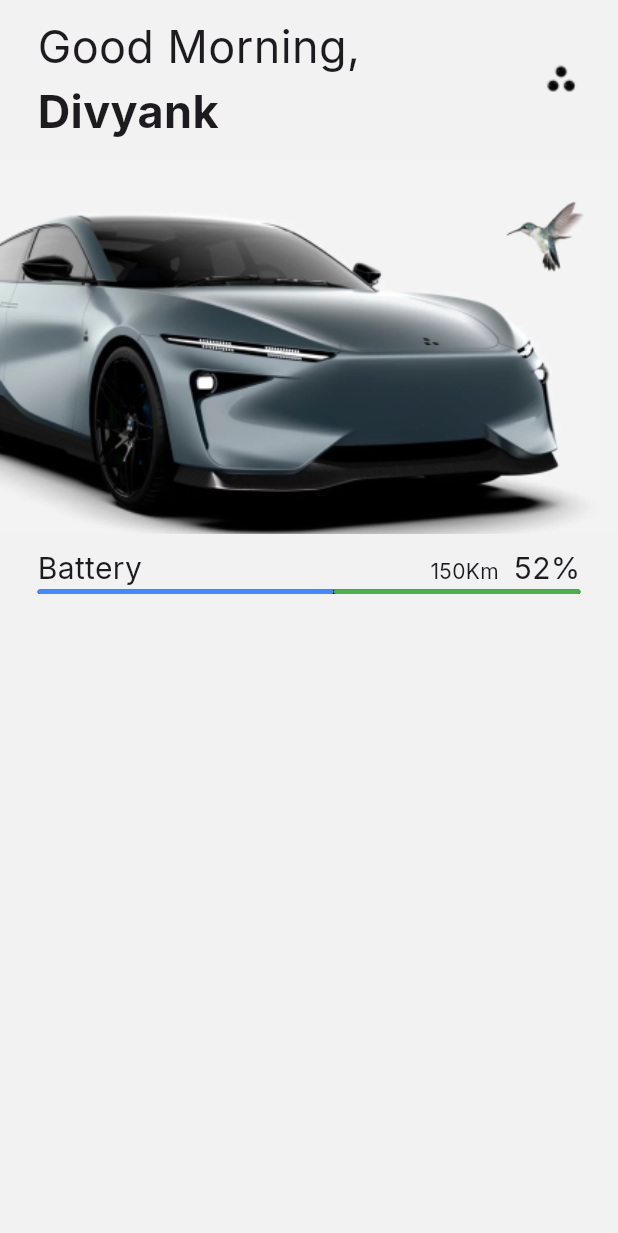
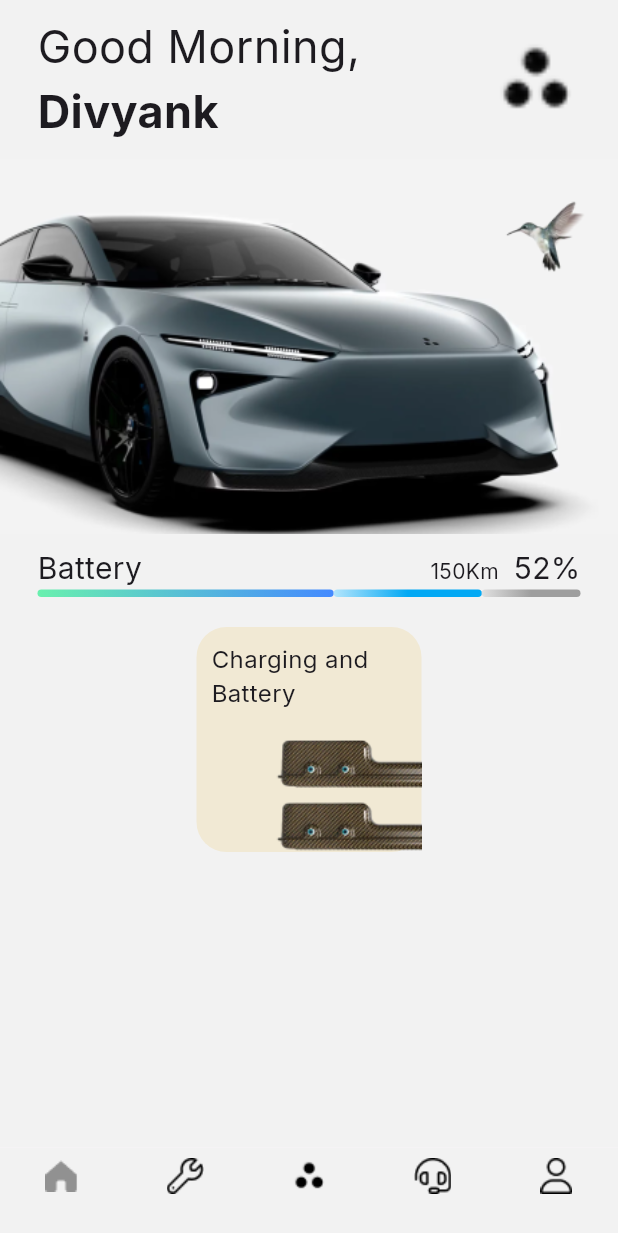
Before and after one commit to DivyankSisodia/EV_Car_Application, a Flutter app: the screen it shows after launch, on a phone screen of 412 x 824 dp. Shown: the top 1233 px of the screen. Run offline on Flutter 3.47's test engine with Material 3 defaults, Android fonts, the light colour scheme and no system bars; our stand-ins replace font_awesome_flutter, gap, google_fonts, iconsax.

Commit message:
bottomNavBar

```diff
--- /dev/null
+++ b/lib/bottom_nav_bar.dart
@@ -0,0 +1,88 @@
+import 'package:car_application/view/battery_page.dart';
+import 'package:car_application/view/home_screen.dart';
+import 'package:car_application/view/safety_page.dart';
+import 'package:flutter/cupertino.dart';
+import 'package:flutter/material.dart';
+import 'package:font_awesome_flutter/font_awesome_flutter.dart';
+import 'package:iconsax/iconsax.dart';
+
+import 'view/interior_page.dart';
+
+class CustomButtomNavbar extends StatefulWidget {
+  const CustomButtomNavbar({super.key});
+
+  @override
+  State<CustomButtomNavbar> createState() => _CustomButtomNavbarState();
+}
+
+class _CustomButtomNavbarState extends State<CustomButtomNavbar> {
+  int currentIndex = 0;
+
+  List<Widget> pages = [
+    const HomeScreen(),
+    const InteriorPage(),
+    const BatteryPage(),
+    const SafetySecurityPage(),
+  ];
+
+  @override
+  Widget build(BuildContext context) {
+    return Scaffold(
+      body: pages[currentIndex],
+      bottomNavigationBar: BottomNavigationBar(
+        type: BottomNavigationBarType.fixed,
+        elevation: 0,
+        backgroundColor: const Color.fromARGB(255, 242, 242, 242),
+        currentIndex: currentIndex,
+        onTap: (value) {
+          setState(() {
+            currentIndex = value;
+          });
+        },
+        items: [
+          BottomNavigationBarItem(
+            icon: currentIndex == 0
+                ? Image.asset(
+                    'assets/icons/Primary.png',
+                  )
+                : Image.asset(
+                    'assets/icons/house.png',
+                  ),
+            label: '',
+          ),
+          BottomNavigationBarItem(
+            icon: currentIndex == 1
+                ? Image.asset(
+                    'assets/icons/selected_wrench.png',
+                  )
+                : Image.asset(
+                    'assets/icons/wrench.png',
+                  ),
+            label: '',
+          ),
+          BottomNavigationBarItem(
+            icon: Image.asset(
+              'assets/icons/logo1.png',
+              color: currentIndex == 2 ? Colors.black : Colors.black,
+            ),
+            label: '',
+          ),
+          BottomNavigationBarItem(
+            icon: Image.asset(
+              'assets/icons/headset.png',
+              color: currentIndex == 3 ? Colors.black : Colors.black,
+            ),
+            label: '',
+          ),
+          BottomNavigationBarItem(
+            icon: Image.asset(
+              'assets/icons/User.png',
+              color: currentIndex == 4 ? Colors.black : Colors.black,
+            ),
+            label: '',
+          ),
+        ],
+      ),
+    );
+  }
+}
--- a/lib/main.dart
+++ b/lib/main.dart
@@ -1,3 +1,4 @@
+import 'package:car_application/bottom_nav_bar.dart';
 import 'package:flutter/material.dart';
 
 import 'view/home_screen.dart';
@@ -13,7 +14,7 @@
   @override
   Widget build(BuildContext context) {
     return const MaterialApp(
-      home: HomeScreen()
+      home: CustomButtomNavbar(),
     );
   }
 }
--- /dev/null
+++ b/lib/view/battery_page.dart
@@ -0,0 +1,10 @@
+import 'package:flutter/material.dart';
+
+class BatteryPage extends StatelessWidget {
+  const BatteryPage({super.key});
+
+  @override
+  Widget build(BuildContext context) {
+    return const Scaffold();
+  }
+}
--- a/lib/view/home_screen.dart
+++ b/lib/view/home_screen.dart
@@ -1,9 +1,7 @@
 // ignore_for_file: file_names
 
 import 'package:car_application/widget/title_heading.dart';
-import 'package:flutter/cupertino.dart';
 import 'package:flutter/material.dart';
-import 'package:flutter/widgets.dart';
 import 'package:gap/gap.dart';
 import 'package:google_fonts/google_fonts.dart';
 
@@ -19,19 +17,27 @@ class HomeScreen extends StatelessWidget {
       body: SafeArea(
         child: Column(
           children: [
-            const Padding(
-              padding: EdgeInsets.symmetric(horizontal: 25.0, vertical: 10),
+            Padding(
+              padding:
+                  const EdgeInsets.symmetric(horizontal: 25.0, vertical: 10),
               child: Row(
                 mainAxisAlignment: MainAxisAlignment.spaceBetween,
                 children: [
-                  Column(
+                  const Column(
                     crossAxisAlignment: CrossAxisAlignment.start,
                     children: [
                       TitleHeading(),
                       TitleName(),
                     ],
                   ),
-                  Image(image: AssetImage('assets/icons/logo1.png')),
+                  SizedBox(
+                    height: 60,
+                    width: 60,
+                    child: Image.asset(
+                      'assets/icons/logo1.png',
+                      fit: BoxFit.fitWidth,
+                    ),
+                  ),
                 ],
               ),
             ),
@@ -105,10 +111,9 @@ class HomeScreen extends StatelessWidget {
             Padding(
               padding: const EdgeInsets.symmetric(horizontal: 25.0),
               child: Container(
-                height: 3,
+                height: 5,
                 width: double.infinity,
                 decoration: BoxDecoration(
-                  color: Colors.black,
                   borderRadius: BorderRadius.circular(10),
                 ),
                 child: Row(
@@ -116,27 +121,98 @@ class HomeScreen extends StatelessWidget {
                     Expanded(
                       flex: 6,
                       child: Container(
-                        height: 3,
+                        height: 5,
                         width: double.infinity,
                         decoration: BoxDecoration(
-                          color: Colors.blueAccent,
+                          gradient: const LinearGradient(
+                            colors: [
+                              Colors.greenAccent,
+                              Colors.blueAccent,
+                            ], // Add your desired colors
+                            begin: Alignment.centerLeft,
+                            end: Alignment.centerRight,
+                          ),
                           borderRadius: BorderRadius.circular(10),
                         ),
                       ),
                     ),
                     Expanded(
-                      flex: 5,
+                      flex: 3,
                       child: Container(
-                        height: 3,
+                        height: 5,
                         width: double.infinity,
                         decoration: BoxDecoration(
-                          color: Colors.green,
+                          gradient: LinearGradient(
+                            colors: [
+                              Colors.lightBlue.shade100,
+                              Colors.lightBlue.shade500,
+                              Colors.lightBlue,
+                            ], // Add your desired colors
+                            begin: Alignment.centerLeft,
+                            end: Alignment.centerRight,
+                          ),
                           borderRadius: BorderRadius.circular(10),
                         ),
                       ),
-                    )
+                    ),
+                    Expanded(
+                      flex: 2,
+                      child: Container(
+                        height: 5,
+                        width: double.infinity,
+                        decoration: BoxDecoration(
+                          gradient: LinearGradient(
+                            colors: [
+                              Colors.grey.shade300,
+                              Colors.grey.shade500,
+                              Colors.grey
+                            ], // Add your desired colors
+                            begin: Alignment.centerLeft,
+                            end: Alignment.centerRight,
+                          ),
+                          borderRadius: BorderRadius.circular(10),
+                        ),
+                      ),
+                    ),
                   ],
                 ),
+              ),
+            ),
+            const Gap(20),
+            Container(
+              height: 150,
+              width: 150,
+              decoration: BoxDecoration(
+                color: const Color(0xFFF1E9D4),
+                borderRadius: BorderRadius.circular(20),
+              ),
+              child: Column(
+                mainAxisAlignment: MainAxisAlignment.center,
+                crossAxisAlignment: CrossAxisAlignment.start,
+                children: [
+                  Expanded(
+                    child: Padding(
+                      padding: const EdgeInsets.symmetric(
+                          horizontal: 10.0, vertical: 10),
+                      child: Text(
+                        'Charging and\nBattery',
+                        style: GoogleFonts.inter(
+                          fontSize: 16.0,
+                          fontWeight: FontWeight.w400,
+                        ),
+                      ),
+                    ),
+                  ),
+                  Expanded(
+                    child: Row(
+                      mainAxisAlignment: MainAxisAlignment.end,
+                      crossAxisAlignment: CrossAxisAlignment.end,
+                      children: [
+                        Image.asset('assets/images/charging.png'),
+                      ],
+                    ),
+                  ),
+                ],
               ),
             )
           ],
--- /dev/null
+++ b/lib/view/interior_page.dart
@@ -0,0 +1,11 @@
+
+import 'package:flutter/material.dart';
+
+class InteriorPage extends StatelessWidget {
+  const InteriorPage({super.key});
+
+  @override
+  Widget build(BuildContext context) {
+    return const Scaffold();
+  }
+}
--- /dev/null
+++ b/lib/view/safety_page.dart
@@ -0,0 +1,10 @@
+import 'package:flutter/material.dart';
+
+class SafetySecurityPage extends StatelessWidget {
+  const SafetySecurityPage({super.key});
+
+  @override
+  Widget build(BuildContext context) {
+    return const Scaffold();
+  }
+}
```
